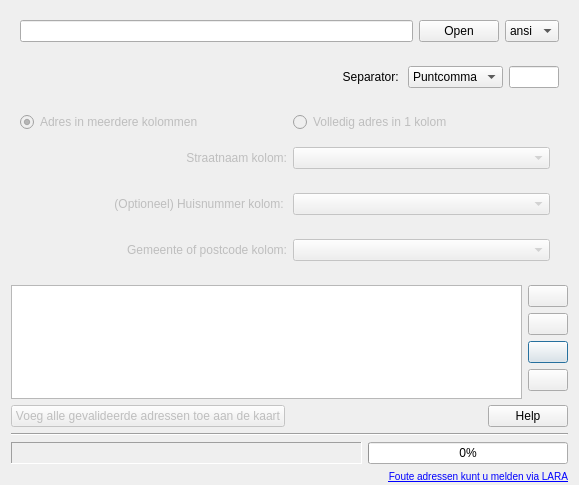
Before: the Qt Designer form ui_geopunt4QgisBatchGeoCode.ui in warrieka/geopunt4Qgis, drawn with Qt 5.
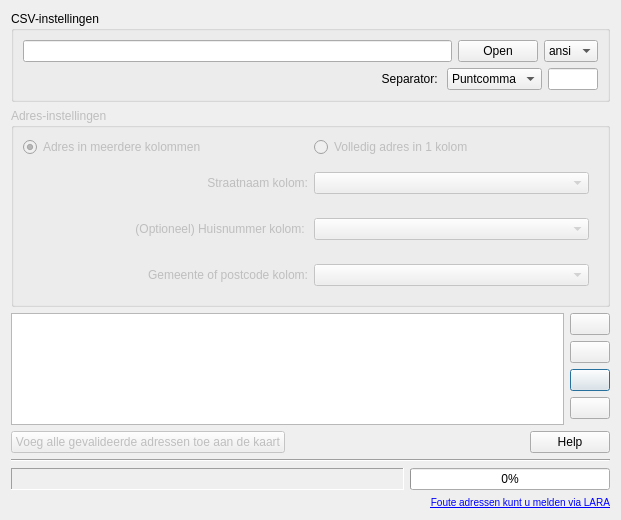
After: the same form once the commit is applied. Icons and pictures are not drawn.

The edit to the form file:
```diff
--- a/ui_geopunt4QgisBatchGeoCode.ui
+++ b/ui_geopunt4QgisBatchGeoCode.ui
@@ -7,8 +7,8 @@
    <rect>
     <x>0</x>
     <y>0</y>
-    <width>579</width>
-    <height>485</height>
+    <width>621</width>
+    <height>520</height>
    </rect>
   </property>
   <property name="contextMenuPolicy">
@@ -27,12 +27,14 @@
   <property name="sizeGripEnabled">
    <bool>false</bool>
   </property>
+  <layout class="QVBoxLayout" name="verticalLayout_3">
+   <item>
+    <widget class="QGroupBox" name="inputWgt">
+     <property name="title">
+      <string>CSV-instellingen</string>
+     </property>
   <layout class="QVBoxLayout" name="verticalLayout">
-   <property name="bottomMargin">
-    <number>2</number>
-   </property>
    <item>
-    <widget class="QWidget" name="inputWgt" native="true">
      <layout class="QHBoxLayout" name="horizontalLayout">
       <item>
        <widget class="QLineEdit" name="inputTxt">
@@ -90,10 +92,8 @@
        </widget>
       </item>
      </layout>
-    </widget>
    </item>
    <item>
-    <widget class="QWidget" name="delimWgt" native="true">
      <layout class="QHBoxLayout" name="horizontalLayout_2">
       <item>
        <widget class="QLabel" name="label_1">
@@ -167,10 +167,12 @@
        </widget>
       </item>
      </layout>
+      </item>
+     </layout>
     </widget>
    </item>
    <item>
-    <widget class="QWidget" name="adresWgt" native="true">
+    <widget class="QGroupBox" name="adresWgt">
      <property name="enabled">
       <bool>false</bool>
      </property>
@@ -180,6 +182,9 @@
        <verstretch>0</verstretch>
       </sizepolicy>
      </property>
+     <property name="title">
+      <string>Adres-instellingen</string>
+     </property>
      <layout class="QVBoxLayout" name="verticalLayout_2">
       <item>
        <layout class="QHBoxLayout" name="chooseWgt">
```
Left out of the diff: 35 changed lines with no effect on the pictures. Lines whose indentation alone changed are shown as unchanged.
